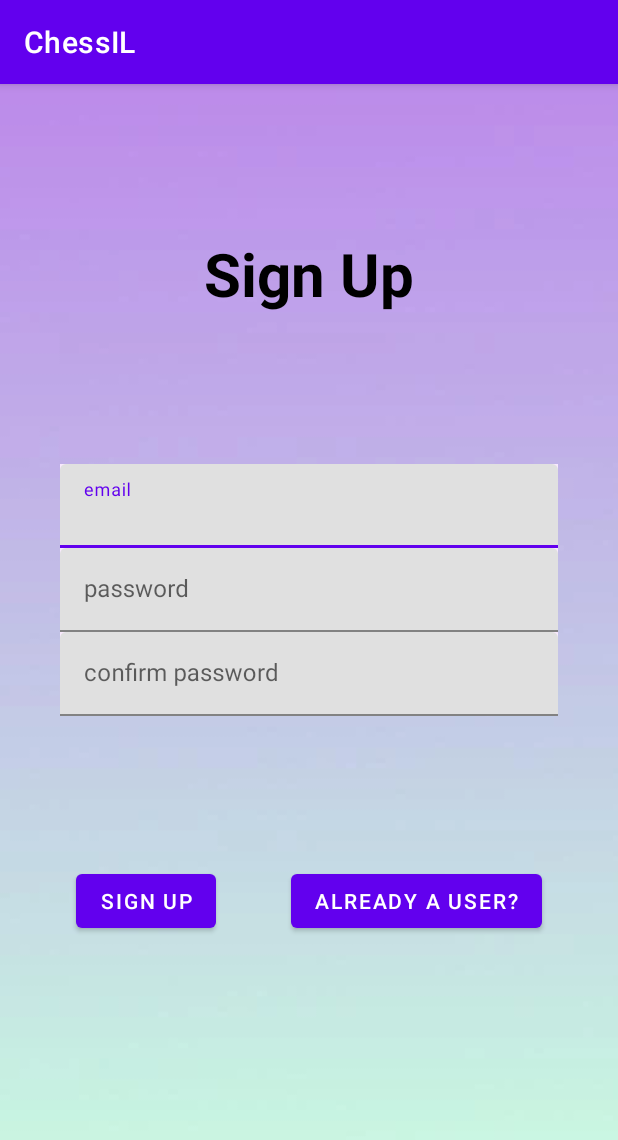
After one commit to elie111/chessIL, an Android app: the fragment RegisterFragment shown on its own in the app's theme, on a phone screen of 412 x 824 dp. The commit adds this screen. Shown: the top 1140 px of the screen. Run offline under Robolectric (Android 15) with nearby library versions, the phone set to English and light mode, and no system bars.

Commit message:
added login and register screen

```diff
--- a/app/build.gradle
+++ b/app/build.gradle
@@ -32,6 +32,7 @@ dependencies {
     implementation 'androidx.appcompat:appcompat:1.3.0'
     implementation 'com.google.android.material:material:1.4.0'
     implementation 'androidx.constraintlayout:constraintlayout:2.0.4'
+    implementation 'androidx.legacy:legacy-support-v4:1.0.0'
     testImplementation 'junit:junit:4.13.2'
     androidTestImplementation 'androidx.test.ext:junit:1.1.3'
     androidTestImplementation 'androidx.test.espresso:espresso-core:3.4.0'
--- /dev/null
+++ b/app/src/main/java/com/example/chessil/RegisterFragment.java
@@ -0,0 +1,64 @@
+package com.example.chessil;
+
+import android.os.Bundle;
+
+import androidx.fragment.app.Fragment;
+
+import android.view.LayoutInflater;
+import android.view.View;
+import android.view.ViewGroup;
+
+/**
+ * A simple {@link Fragment} subclass.
+ * Use the {@link RegisterFragment#newInstance} factory method to
+ * create an instance of this fragment.
+ */
+public class RegisterFragment extends Fragment {
+
+    // TODO: Rename parameter arguments, choose names that match
+    // the fragment initialization parameters, e.g. ARG_ITEM_NUMBER
+    private static final String ARG_PARAM1 = "param1";
+    private static final String ARG_PARAM2 = "param2";
+
+    // TODO: Rename and change types of parameters
+    private String mParam1;
+    private String mParam2;
+
+    public RegisterFragment() {
+        // Required empty public constructor
+    }
+
+    /**
+     * Use this factory method to create a new instance of
+     * this fragment using the provided parameters.
+     *
+     * @param param1 Parameter 1.
+     * @param param2 Parameter 2.
+     * @return A new instance of fragment RegisterFragment.
+     */
+    // TODO: Rename and change types and number of parameters
+    public static RegisterFragment newInstance(String param1, String param2) {
+        RegisterFragment fragment = new RegisterFragment();
+        Bundle args = new Bundle();
+        args.putString(ARG_PARAM1, param1);
+        args.putString(ARG_PARAM2, param2);
+        fragment.setArguments(args);
+        return fragment;
+    }
+
+    @Override
+    public void onCreate(Bundle savedInstanceState) {
+        super.onCreate(savedInstanceState);
+        if (getArguments() != null) {
+            mParam1 = getArguments().getString(ARG_PARAM1);
+            mParam2 = getArguments().getString(ARG_PARAM2);
+        }
+    }
+
+    @Override
+    public View onCreateView(LayoutInflater inflater, ViewGroup container,
+                             Bundle savedInstanceState) {
+        // Inflate the layout for this fragment
+        return inflater.inflate(R.layout.fragment_register, container, false);
+    }
+}
--- /dev/null
+++ b/app/src/main/res/layout/fragment_register.xml
@@ -0,0 +1,158 @@
+<?xml version="1.0" encoding="utf-8"?>
+
+<androidx.constraintlayout.widget.ConstraintLayout xmlns:android="http://schemas.android.com/apk/res/android"
+    xmlns:app="http://schemas.android.com/apk/res-auto"
+    xmlns:tools="http://schemas.android.com/tools"
+    android:id="@+id/LogIn"
+    android:layout_width="match_parent"
+    android:layout_height="match_parent"
+    android:orientation="vertical"
+    android:background="@drawable/background"
+    tools:context=".RegisterFragment">
+
+    <androidx.constraintlayout.widget.ConstraintLayout
+        android:id="@+id/regeisterlo"
+        android:layout_width="0dp"
+        android:layout_height="wrap_content"
+
+
+        android:background="@android:color/transparent"
+        android:backgroundTint="@android:color/transparent"
+        android:foregroundGravity="center"
+        app:layout_constraintBottom_toTopOf="@id/registerusername"
+        app:layout_constraintHorizontal_bias="1.0"
+        app:layout_constraintLeft_toLeftOf="parent"
+        app:layout_constraintRight_toRightOf="parent"
+        app:layout_constraintTop_toTopOf="parent">
+
+        <TextView
+            android:id="@+id/Registertxt"
+
+            android:layout_width="wrap_content"
+            android:layout_height="wrap_content"
+            android:text="Sign Up"
+            android:textStyle="bold"
+
+            android:textColor="@color/black"
+            android:textColorHint="@color/black"
+            android:textColorLink="@color/black"
+            android:textSize="40sp"
+            app:layout_constraintBottom_toBottomOf="parent"
+            app:layout_constraintLeft_toLeftOf="parent"
+            app:layout_constraintRight_toRightOf="parent"
+            app:layout_constraintTop_toTopOf="parent"
+            tools:layout_editor_absoluteX="144dp" />
+
+    </androidx.constraintlayout.widget.ConstraintLayout>
+
+    <androidx.constraintlayout.widget.ConstraintLayout
+        android:id="@+id/registerusername"
+        android:layout_width="0dp"
+        android:layout_height="wrap_content"
+        app:layout_constraintBottom_toTopOf="@id/registrationbtns"
+
+        app:layout_constraintLeft_toLeftOf="parent"
+        app:layout_constraintRight_toRightOf="parent"
+        app:layout_constraintTop_toBottomOf="@id/regeisterlo">
+
+
+        <com.google.android.material.textfield.TextInputLayout
+            android:id="@+id/usernameregister"
+            android:layout_width="match_parent"
+            android:layout_height="wrap_content"
+
+            android:layout_marginLeft="40dp"
+            android:layout_marginRight="40dp"
+            android:hint="@string/username"
+            android:background="#F8E9FD"
+            app:layout_constraintBottom_toTopOf="@id/passwordregister"
+            app:layout_constraintLeft_toLeftOf="parent"
+            app:layout_constraintRight_toRightOf="parent"
+            app:layout_constraintTop_toTopOf="parent">
+
+            <com.google.android.material.textfield.TextInputEditText
+                android:id="@+id/usernameregisteredit"
+                android:layout_width="match_parent"
+                android:layout_height="match_parent"
+                android:inputType="textWebEmailAddress"/>
+
+
+
+        </com.google.android.material.textfield.TextInputLayout>
+
+        <com.google.android.material.textfield.TextInputLayout
+            android:id="@+id/passwordregister"
+            android:layout_width="match_parent"
+            android:layout_height="wrap_content"
+            android:layout_marginLeft="40dp"
+            android:layout_marginRight="40dp"
+            android:hint="@string/password"
+            android:background="#F8E9FD"
+            app:layout_constraintBottom_toTopOf="@id/passwordrepeatregister"
+            app:layout_constraintLeft_toLeftOf="parent"
+            app:layout_constraintRight_toRightOf="parent"
+            app:layout_constraintTop_toBottomOf="@id/usernameregister">
+
+            <com.google.android.material.textfield.TextInputEditText
+                android:id="@+id/passwordregisteredit"
+                android:layout_width="match_parent"
+                android:layout_height="wrap_content"
+                android:inputType="textPassword"/>
+        </com.google.android.material.textfield.TextInputLayout>
+
+
+        <com.google.android.material.textfield.TextInputLayout
+            android:id="@+id/passwordrepeatregister"
+            android:layout_width="match_parent"
+            android:layout_height="wrap_content"
+            android:layout_marginLeft="40dp"
+            android:layout_marginRight="40dp"
+            android:hint="@string/confirmPassword"
+            android:background="#F8E9FD"
+            app:layout_constraintBottom_toBottomOf="parent"
+            app:layout_constraintLeft_toLeftOf="parent"
+            app:layout_constraintRight_toRightOf="parent"
+            app:layout_constraintTop_toBottomOf="@id/passwordregister">
+
+            <com.google.android.material.textfield.TextInputEditText
+                android:id="@+id/confirmationgisteredit"
+                android:layout_width="match_parent"
+                android:layout_height="wrap_content"
+                android:inputType="textPassword"/>
+        </com.google.android.material.textfield.TextInputLayout>
+
+    </androidx.constraintlayout.widget.ConstraintLayout>
+
+    <androidx.constraintlayout.widget.ConstraintLayout
+        android:id="@+id/registrationbtns"
+        android:layout_width="match_parent"
+        android:layout_height="wrap_content"
+        android:layout_marginBottom="100dp"
+        app:layout_constraintBottom_toBottomOf="parent"
+        app:layout_constraintLeft_toLeftOf="parent"
+
+        app:layout_constraintRight_toRightOf="parent"
+        app:layout_constraintTop_toBottomOf="@id/registerusername">
+
+        <Button
+            android:id="@+id/regeisterbtn2"
+            android:layout_width="wrap_content"
+            android:layout_height="wrap_content"
+            android:text="sign up"
+            app:layout_constraintBottom_toBottomOf="parent"
+            app:layout_constraintEnd_toStartOf="@id/loginbtn2"
+            app:layout_constraintStart_toStartOf="parent"
+            app:layout_constraintTop_toTopOf="parent" />
+
+        <Button
+            android:id="@+id/loginbtn2"
+            android:layout_width="wrap_content"
+            android:layout_height="wrap_content"
+            android:text="already a user?"
+            app:layout_constraintBottom_toBottomOf="parent"
+            app:layout_constraintEnd_toEndOf="parent"
+            app:layout_constraintStart_toEndOf="@id/regeisterbtn2"
+            app:layout_constraintTop_toTopOf="parent" />
+    </androidx.constraintlayout.widget.ConstraintLayout>
+
+</androidx.constraintlayout.widget.ConstraintLayout>
--- a/app/src/main/res/values/strings.xml
+++ b/app/src/main/res/values/strings.xml
@@ -1,3 +1,8 @@
 <resources>
-    <string name="app_name">chessIL</string>
+    <string name="app_name">ChessIL</string>
+    <string name="username">email</string>
+    <string name="password">password</string>
+    <string name="confirmPassword">confirm password</string>
+    <!-- TODO: Remove or change this placeholder text -->
+    <string name="hello_blank_fragment">Hello blank fragment</string>
 </resources>
```
Also changed, not shown: app/src/main/java/com/example/chessil/LoginFragment.java (added, +64 -0 lines), app/src/main/res/layout/fragment_login.xml (added, +136 -0 lines), app/src/main/res/drawable-v24/background.jpeg (added).
